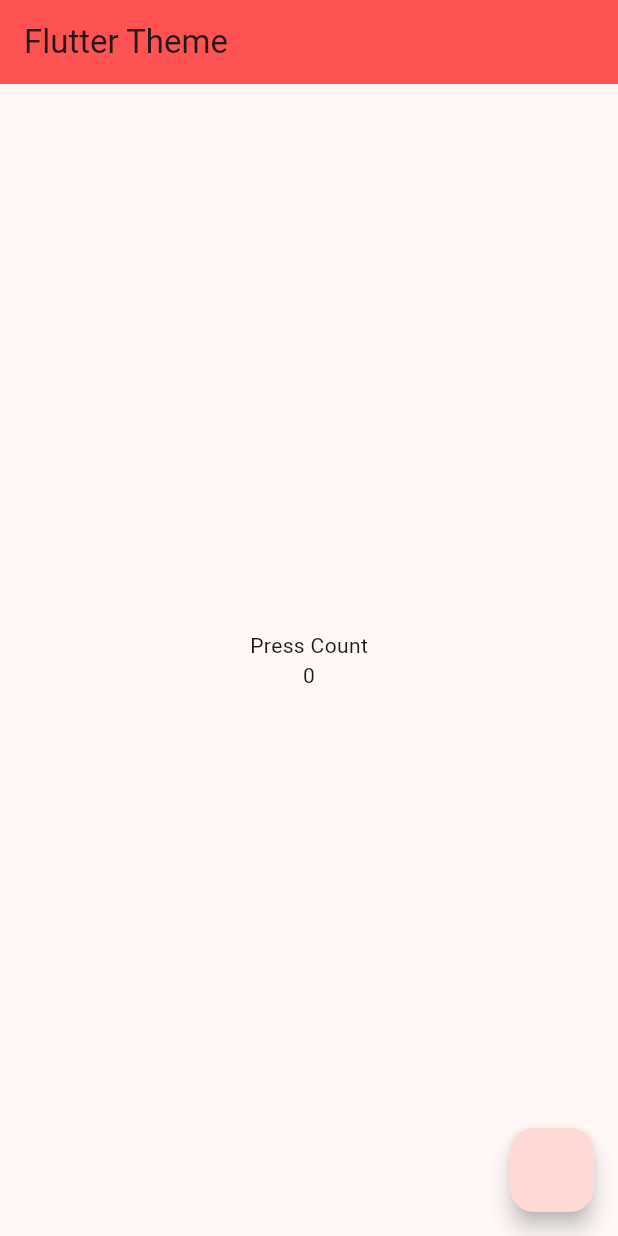
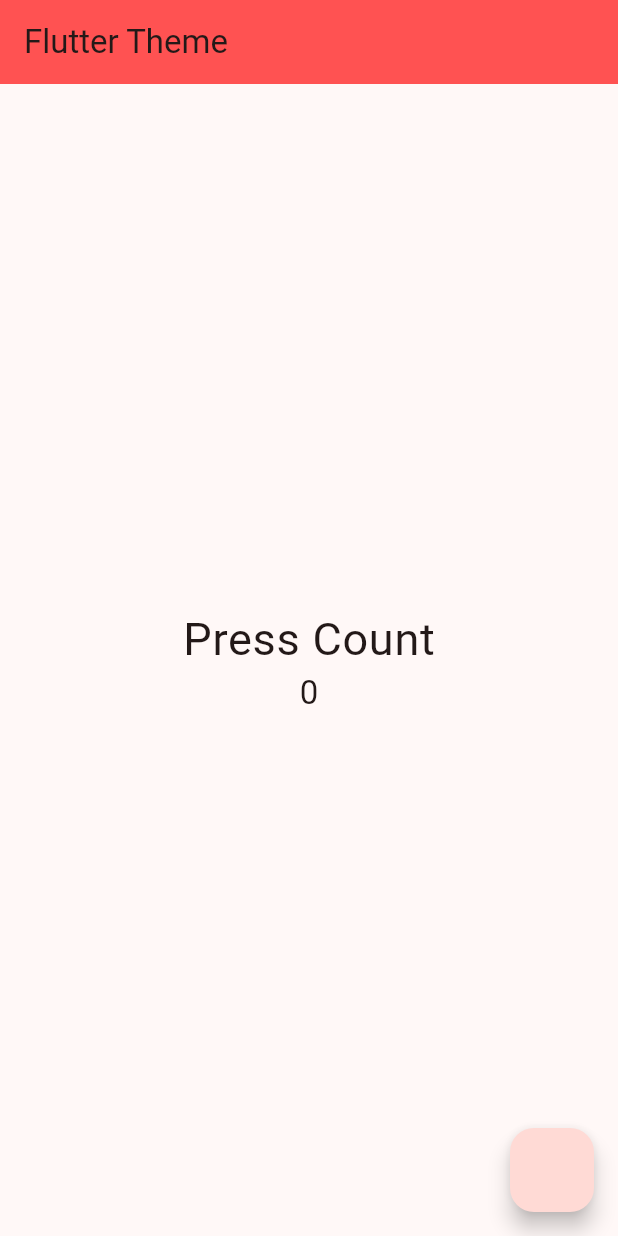
Before and after one commit to khanian/example_theme, a Flutter app: the screen it shows after launch, on a phone screen of 412 x 824 dp. Run offline on Flutter 3.47's test engine with Material 2 defaults, Android fonts, the phone set to English and light mode, and no system bars.

Commit message:
titleLarge theme

```diff
--- a/lib/main.dart
+++ b/lib/main.dart
@@ -7,6 +7,9 @@ void main() {
       theme: ThemeData(
         // colorScheme: ColorScheme.dark(),
         colorScheme: ColorScheme.fromSeed(seedColor: Colors.red),
+        textTheme: const TextTheme(
+          bodyLarge: TextStyle(fontWeight: FontWeight.normal, fontSize: 30)
+        ),
         useMaterial3: true,
         // colorScheme: const ColorScheme.light(
         //   primary: Colors.orange,
@@ -33,6 +36,8 @@ class _HomeWidgetState extends State<HomeWidget> {
 
   @override
   Widget build(BuildContext context) {
+    final textTheme = Theme.of(context).textTheme;
+
     return Scaffold(
       appBar: AppBar(
         title: const Text('Flutter Theme'),
@@ -41,8 +46,8 @@ class _HomeWidgetState extends State<HomeWidget> {
         child: Column(
           mainAxisSize: MainAxisSize.min,
           children: [
-            const Text('Press Count'),
-            Text('$count'),
+            Text('Press Count', style: textTheme.bodyLarge,),
+            Text('$count', style: textTheme.titleLarge,),
           ],
         ),
       ),
```
